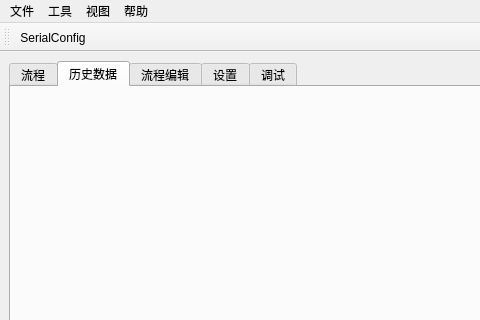
This is NAT/mainwindow.ui in cradle08/NAT_App as Qt 5 draws it before an edit; both pictures show x 0 to 480 and y 0 to 320 of the 1280 by 800 pixel window. The edited form follows.
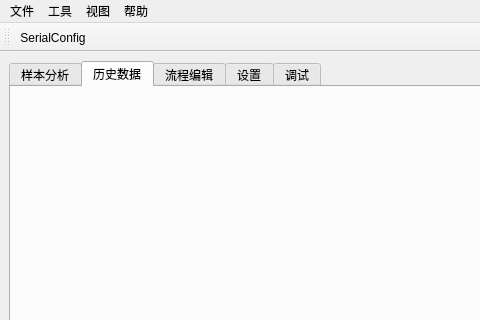
This is the edited form. The open tabs and pages were chosen to show the change. Icons and pictures are not drawn.

Diff of the .ui file:
```diff
--- a/NAT/mainwindow.ui
+++ b/NAT/mainwindow.ui
@@ -22,7 +22,7 @@
       </property>
       <widget class="QWidget" name="tab_Process">
        <attribute name="title">
-        <string>流程</string>
+        <string>样本分析</string>
        </attribute>
       </widget>
       <widget class="QWidget" name="tab_Data">
```
Left out of the diff: 2 changed lines with no effect on the pictures.
